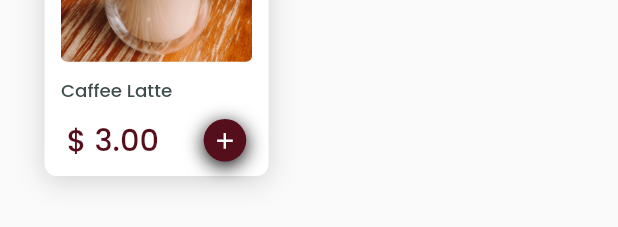
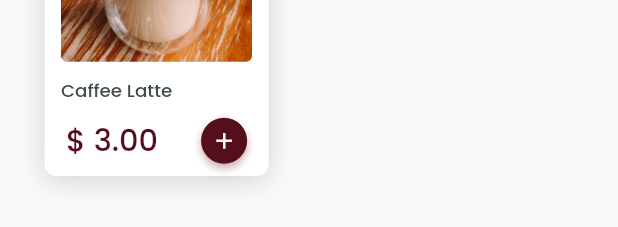
Before and after one commit to mohancnp/mohancnp, a Flutter app: the ProductCard widget shown alone on an empty page, opened directly, on a phone screen of 412 x 824 dp. Shown: the part 130-357 px from the top of the screen. Run offline on Flutter 3.47's test engine with Material 2 defaults, Android fonts, the light colour scheme and no system bars; our stand-ins replace connectivity_plus, dartz, dio, expandable, feather_icons, flutter_screenutil and 13 more; missing offline and left inert: day_night_time_picker, dio_http_cache, flutter_login_facebook; accounts and stored records are empty; network calls fail; project files that could hold a hidden picture were left out.

Commit message:
minor fix 1

```diff
--- a/lib/GetXController/checkout/checkoutcontroller.dart
+++ b/lib/GetXController/checkout/checkoutcontroller.dart
@@ -5,15 +5,12 @@ import 'package:feather_icons/feather_icons.dart';
 import 'package:flutter/cupertino.dart';
 import 'package:flutter/material.dart';
 import 'package:get/get.dart';
-// import 'package:location/location.dart';
-import 'package:metrocoffee/GetXController/maps/map_controller.dart';
 import 'package:metrocoffee/core/constants/fontconstants.dart';
 import 'package:metrocoffee/core/constants/instances.dart';
 import 'package:metrocoffee/core/enums/uistate.dart';
-import 'package:metrocoffee/models/location.dart';
 import 'package:metrocoffee/models/order.dart';
 import 'package:metrocoffee/models/profile.dart';
-import 'package:metrocoffee/screens/maps/map.dart';
+
 // import 'package:geocoding/geocoding.dart' as geo;
 import '../../core/theme.dart';
 
--- a/lib/main.dart
+++ b/lib/main.dart
@@ -10,6 +10,7 @@ import 'package:metrocoffee/screens/authentication/login.dart';
 import 'package:metrocoffee/screens/authentication/membershiplogin.dart';
 // import 'package:metrocoffee/screens/authentication/membershiplogin.dart';
 import 'package:metrocoffee/screens/base/base.dart';
+import 'package:metrocoffee/screens/contents/homecontent/product_detail_page.dart';
 import 'package:metrocoffee/screens/contents/homecontent/tabs/all_menu.dart';
 import 'package:metrocoffee/screens/contents/profilecontent/favorite_products.dart';
 import 'package:metrocoffee/screens/contents/profilecontent/my_order.dart';
@@ -34,7 +35,6 @@ void main() async {
   WidgetsFlutterBinding.ensureInitialized();
   // await setupLocator();
   Get.lazyPut(() => CartController());
-//  Get.lazyPut(() => HomeTabController());
   runApp(MyApp());
 }
 
@@ -72,6 +72,7 @@ class MyApp extends StatelessWidget {
           '/GoogleMapPage': (BuildContext context) => GoogleMapScreen(),
           '/MembershipLogin': (BuildContext context) => MembershipLogin(),
           '/OnBoardingScreen': (BuildContext context) => OnBoardingScreen(),
+          '/ProductDetailPage': (BuildContext context) => ProductDetailPage(),
         },
       ),
     );
--- a/lib/screens/base/home.dart
+++ b/lib/screens/base/home.dart
@@ -38,6 +38,8 @@ class Home extends StatelessWidget {
                           height: 153.h,
                           width: screenheight,
                           color: coffeecolor,
+                          // clipBehavior: Clip.none,
+
                           // child: Image.asset(
                           //   "assets/images/homebg.png",
                           //   width: screenheight,
--- a/lib/screens/contents/homecontent/categories.dart
+++ b/lib/screens/contents/homecontent/categories.dart
@@ -12,6 +12,7 @@ class CategoriesTabs extends StatelessWidget {
       color: Color(0xFFF3F5F5),
       child: Container(
         margin: EdgeInsets.only(top: 23.h, left: 28.w),
+        // clipBehavior: Clip.none,
         child: Column(
           crossAxisAlignment: CrossAxisAlignment.start,
           children: [
--- a/lib/screens/contents/homecontent/newcard.dart
+++ b/lib/screens/contents/homecontent/newcard.dart
@@ -1,5 +1,6 @@
 import 'package:flutter/material.dart';
 import 'package:flutter_screenutil/flutter_screenutil.dart';
+import 'package:get/get.dart';
 import 'package:metrocoffee/core/constants/fontconstants.dart';
 import 'package:metrocoffee/core/theme.dart';
 
@@ -16,9 +17,10 @@ class ProductCard extends StatelessWidget {
 
   @override
   Widget build(BuildContext context) {
-    // print("$baseUrl$imageUri");
     return GestureDetector(
-      onTap: () {},
+      onTap: () {
+        Get.toNamed("/ProductDetailPage");
+      },
       child: Container(
         height: 201.h,
         width: 136.w,
@@ -95,8 +97,8 @@ class ProductCard extends StatelessWidget {
                       fontWeight: FontWeight.w500)),
                 ),
                 Container(
-                  width: 28.h,
-                  height: 28.h,
+                  width: 28.w,
+                  height: 28.w,
                   // margin: EdgeInsets.only(right: 10.w),
                   child: Icon(
                     Icons.add,
@@ -107,7 +109,10 @@ class ProductCard extends StatelessWidget {
                       shape: BoxShape.circle,
                       color: coffeecolor,
                       boxShadow: [
-                        BoxShadow(offset: Offset(0, 3), blurRadius: 10.r)
+                        BoxShadow(
+                            offset: Offset(0, 3),
+                            color: Color(0x62722030),
+                            blurRadius: 4.r)
                       ]),
                 )
               ],
--- a/lib/screens/contents/homecontent/tophomegreeting.dart
+++ b/lib/screens/contents/homecontent/tophomegreeting.dart
@@ -13,6 +13,7 @@ class TopHomeGreeting extends StatelessWidget {
 
     return Container(
         width: screenwidth,
+        // clipBehavior: Clip.none,
         padding: EdgeInsets.only(
 //         horizontal: 24,vertical: 24
             left: screenwidth * 0.0583,
```
Also changed, not shown: lib/screens/contents/homecontent/product_detail_page.dart (+42 -4 lines), lib/screens/contents/homecontent/searchbar.dart (+11 -3 lines).
